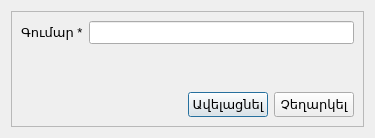
Qt form src/addfarmcosts.ui (ADCompany/AD-Farm) before a commit.
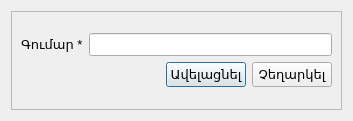
The same form after that commit. Icons and pictures are not drawn.

The edit to the form file:
```diff
--- a/src/addfarmcosts.ui
+++ b/src/addfarmcosts.ui
@@ -6,8 +6,8 @@
    <rect>
     <x>0</x>
     <y>0</y>
-    <width>375</width>
-    <height>138</height>
+    <width>353</width>
+    <height>121</height>
    </rect>
   </property>
   <property name="font">
@@ -29,8 +29,8 @@
        <rect>
         <x>0</x>
         <y>0</y>
-        <width>355</width>
-        <height>118</height>
+        <width>333</width>
+        <height>101</height>
        </rect>
       </property>
       <layout class="QGridLayout" name="gridLayout_2">
@@ -74,19 +74,6 @@
          </item>
          <item>
           <layout class="QVBoxLayout" name="verticalLayout_3">
-           <item>
-            <spacer name="verticalSpacer">
-             <property name="orientation">
-              <enum>Qt::Vertical</enum>
-             </property>
-             <property name="sizeHint" stdset="0">
-              <size>
-               <width>20</width>
-               <height>40</height>
-              </size>
-             </property>
-            </spacer>
-           </item>
            <item>
             <layout class="QHBoxLayout" name="horizontalLayout_7">
              <item>
```
Left out of the diff: 3 changed lines with no effect on the pictures.
